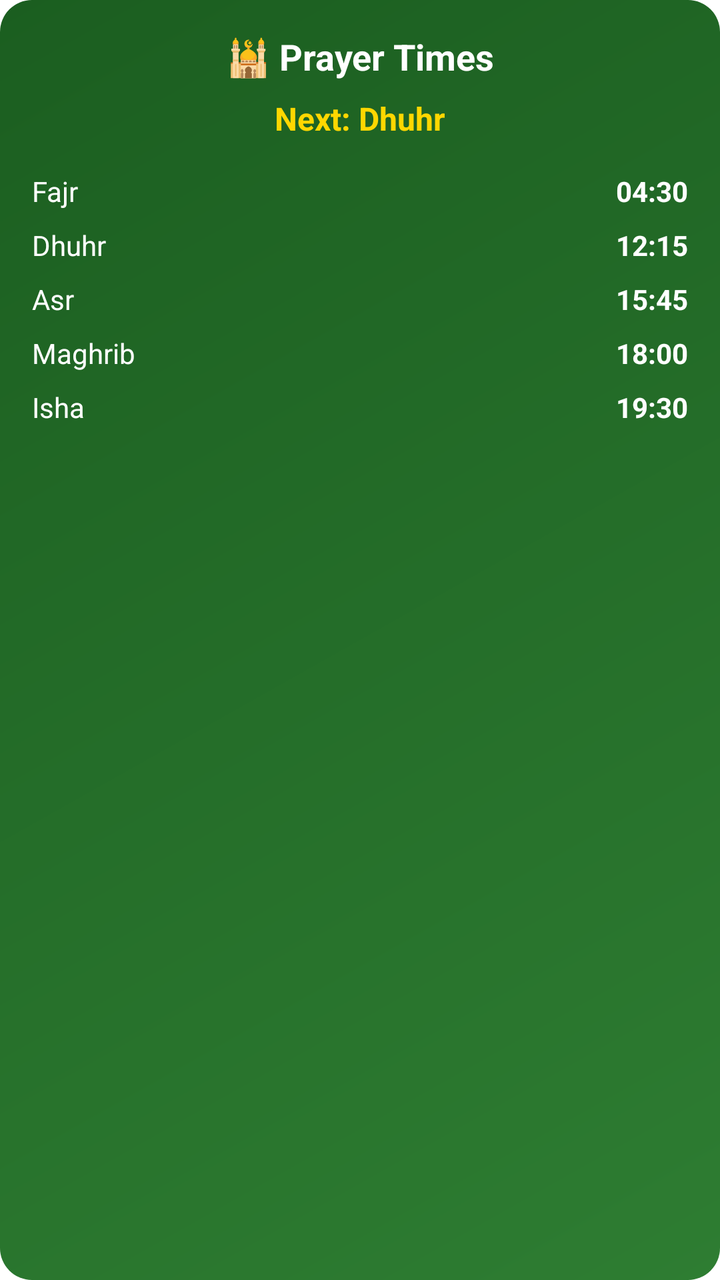
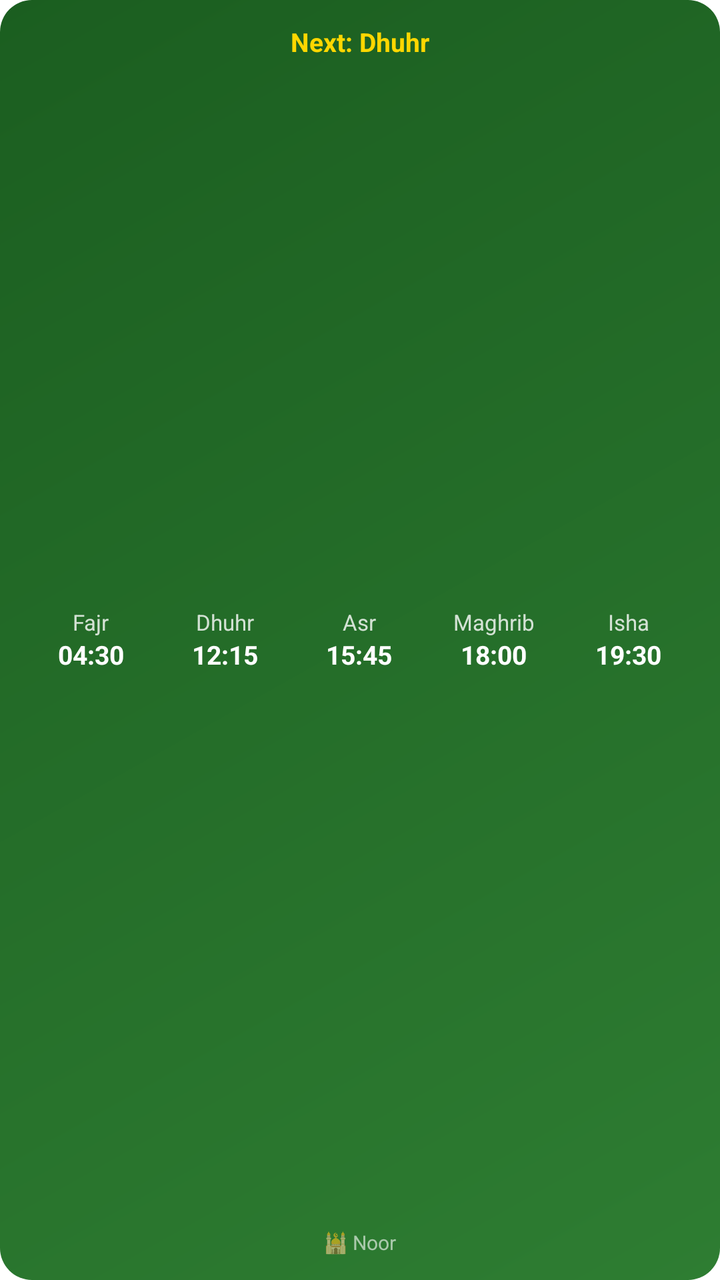

An Android layout rendered at two revisions. The XML below is the earlier revision; the diff shows what the commit changed to produce the second picture.
<!-- AndroidManifest.xml: fallback theme Theme.MaterialComponents.DayNight.NoActionBar -->
<!-- res/layout/prayer_times_widget.xml -->
<?xml version="1.0" encoding="utf-8"?>
<LinearLayout xmlns:android="http://schemas.android.com/apk/res/android"
    android:layout_width="match_parent"
    android:layout_height="match_parent"
    android:background="@drawable/widget_background"
    android:orientation="vertical"
    android:padding="16dp">

    <TextView
        android:id="@+id/widget_title"
        android:layout_width="match_parent"
        android:layout_height="wrap_content"
        android:text="🕌 Prayer Times"
        android:textColor="#FFFFFF"
        android:textSize="18sp"
        android:textStyle="bold"
        android:gravity="center"
        android:paddingBottom="8dp"/>

    <TextView
        android:id="@+id/widget_next_prayer"
        android:layout_width="match_parent"
        android:layout_height="wrap_content"
        android:text="Next: Dhuhr"
        android:textColor="#FFD700"
        android:textSize="16sp"
        android:textStyle="bold"
        android:gravity="center"
        android:paddingBottom="12dp"/>

    <LinearLayout
        android:layout_width="match_parent"
        android:layout_height="wrap_content"
        android:orientation="vertical">

        <LinearLayout
            android:layout_width="match_parent"
            android:layout_height="wrap_content"
            android:orientation="horizontal"
            android:paddingVertical="4dp">
            <TextView
                android:layout_width="0dp"
                android:layout_height="wrap_content"
                android:layout_weight="1"
                android:text="Fajr"
                android:textColor="#FFFFFF"
                android:textSize="14sp"/>
            <TextView
                android:id="@+id/widget_fajr"
                android:layout_width="wrap_content"
                android:layout_height="wrap_content"
                android:text="04:30"
                android:textColor="#FFFFFF"
                android:textSize="14sp"
                android:textStyle="bold"/>
        </LinearLayout>

        <LinearLayout
            android:layout_width="match_parent"
            android:layout_height="wrap_content"
            android:orientation="horizontal"
            android:paddingVertical="4dp">
            <TextView
                android:layout_width="0dp"
                android:layout_height="wrap_content"
                android:layout_weight="1"
                android:text="Dhuhr"
                android:textColor="#FFFFFF"
                android:textSize="14sp"/>
            <TextView
                android:id="@+id/widget_dhuhr"
                android:layout_width="wrap_content"
                android:layout_height="wrap_content"
                android:text="12:15"
                android:textColor="#FFFFFF"
                android:textSize="14sp"
                android:textStyle="bold"/>
        </LinearLayout>

        <LinearLayout
            android:layout_width="match_parent"
            android:layout_height="wrap_content"
            android:orientation="horizontal"
            android:paddingVertical="4dp">
            <TextView
                android:layout_width="0dp"
                android:layout_height="wrap_content"
                android:layout_weight="1"
                android:text="Asr"
                android:textColor="#FFFFFF"
                android:textSize="14sp"/>
            <TextView
                android:id="@+id/widget_asr"
                android:layout_width="wrap_content"
                android:layout_height="wrap_content"
                android:text="15:45"
                android:textColor="#FFFFFF"
                android:textSize="14sp"
                android:textStyle="bold"/>
        </LinearLayout>

        <LinearLayout
            android:layout_width="match_parent"
            android:layout_height="wrap_content"
            android:orientation="horizontal"
            android:paddingVertical="4dp">
            <TextView
                android:layout_width="0dp"
                android:layout_height="wrap_content"
                android:layout_weight="1"
                android:text="Maghrib"
                android:textColor="#FFFFFF"
                android:textSize="14sp"/>
            <TextView
                android:id="@+id/widget_maghrib"
                android:layout_width="wrap_content"
                android:layout_height="wrap_content"
                android:text="18:00"
                android:textColor="#FFFFFF"
                android:textSize="14sp"
                android:textStyle="bold"/>
        </LinearLayout>

        <LinearLayout
            android:layout_width="match_parent"
            android:layout_height="wrap_content"
            android:orientation="horizontal"
            android:paddingVertical="4dp">
            <TextView
                android:layout_width="0dp"
                android:layout_height="wrap_content"
                android:layout_weight="1"
                android:text="Isha"
                android:textColor="#FFFFFF"
                android:textSize="14sp"/>
            <TextView
                android:id="@+id/widget_isha"
                android:layout_width="wrap_content"
                android:layout_height="wrap_content"
                android:text="19:30"
                android:textColor="#FFFFFF"
                android:textSize="14sp"
                android:textStyle="bold"/>
        </LinearLayout>
    </LinearLayout>

</LinearLayout>
<!-- resources referenced by this layout -->
<resources>
  <!-- drawable widget_background (drawable) -->
  <?xml version="1.0" encoding="utf-8"?>
  <shape xmlns:android="http://schemas.android.com/apk/res/android">
      <gradient
          android:startColor="#2E7D32"
          android:endColor="#1B5E20"
          android:angle="135"/>
      <corners android:radius="16dp"/>
  </shape>
</resources>

<!-- the commit's change to res/layout/prayer_times_widget.xml (unified diff, before → after) -->
@@ -1,147 +1,146 @@
 <?xml version="1.0" encoding="utf-8"?>
-<LinearLayout xmlns:android="http://schemas.android.com/apk/res/android"
+<RelativeLayout xmlns:android="http://schemas.android.com/apk/res/android"
     android:layout_width="match_parent"
     android:layout_height="match_parent"
     android:background="@drawable/widget_background"
-    android:orientation="vertical"
-    android:padding="16dp">
-
-    <TextView
-        android:id="@+id/widget_title"
-        android:layout_width="match_parent"
-        android:layout_height="wrap_content"
-        android:text="🕌 Prayer Times"
-        android:textColor="#FFFFFF"
-        android:textSize="18sp"
-        android:textStyle="bold"
-        android:gravity="center"
-        android:paddingBottom="8dp"/>
+    android:padding="12dp">
 
     <TextView
         android:id="@+id/widget_next_prayer"
-        android:layout_width="match_parent"
+        android:layout_width="wrap_content"
         android:layout_height="wrap_content"
         android:text="Next: Dhuhr"
         android:textColor="#FFD700"
-        android:textSize="16sp"
+        android:textSize="13sp"
         android:textStyle="bold"
-        android:gravity="center"
-        android:paddingBottom="12dp"/>
+        android:layout_alignParentTop="true"
+        android:layout_centerHorizontal="true"/>
 
     <LinearLayout
         android:layout_width="match_parent"
         android:layout_height="wrap_content"
-        android:orientation="vertical">
+        android:orientation="horizontal"
+        android:layout_centerInParent="true"
+        android:gravity="center">
 
         <LinearLayout
-            android:layout_width="match_parent"
+            android:layout_width="0dp"
             android:layout_height="wrap_content"
-            android:orientation="horizontal"
-            android:paddingVertical="4dp">
+            android:layout_weight="1"
+            android:orientation="vertical"
+            android:gravity="center">
             <TextView
-                android:layout_width="0dp"
+                android:layout_width="wrap_content"
                 android:layout_height="wrap_content"
-                android:layout_weight="1"
                 android:text="Fajr"
-                android:textColor="#FFFFFF"
-                android:textSize="14sp"/>
+                android:textColor="#CCFFFFFF"
+                android:textSize="11sp"/>
             <TextView
                 android:id="@+id/widget_fajr"
                 android:layout_width="wrap_content"
                 android:layout_height="wrap_content"
                 android:text="04:30"
                 android:textColor="#FFFFFF"
-                android:textSize="14sp"
+                android:textSize="13sp"
                 android:textStyle="bold"/>
         </LinearLayout>
 
         <LinearLayout
-            android:layout_width="match_parent"
+            android:layout_width="0dp"
             android:layout_height="wrap_content"
-            android:orientation="horizontal"
-            android:paddingVertical="4dp">
+            android:layout_weight="1"
+            android:orientation="vertical"
+            android:gravity="center">
             <TextView
-                android:layout_width="0dp"
+                android:layout_width="wrap_content"
                 android:layout_height="wrap_content"
-                android:layout_weight="1"
                 android:text="Dhuhr"
-                android:textColor="#FFFFFF"
-                android:textSize="14sp"/>
+                android:textColor="#CCFFFFFF"
+                android:textSize="11sp"/>
             <TextView
                 android:id="@+id/widget_dhuhr"
                 android:layout_width="wrap_content"
                 android:layout_height="wrap_content"
                 android:text="12:15"
                 android:textColor="#FFFFFF"
-                android:textSize="14sp"
+                android:textSize="13sp"
                 android:textStyle="bold"/>
         </LinearLayout>
 
         <LinearLayout
-            android:layout_width="match_parent"
+            android:layout_width="0dp"
             android:layout_height="wrap_content"
-            android:orientation="horizontal"
-            android:paddingVertical="4dp">
+            android:layout_weight="1"
+            android:orientation="vertical"
+            android:gravity="center">
             <TextView
-                android:layout_width="0dp"
+                android:layout_width="wrap_content"
                 android:layout_height="wrap_content"
-                android:layout_weight="1"
                 android:text="Asr"
-                android:textColor="#FFFFFF"
-                android:textSize="14sp"/>
+                android:textColor="#CCFFFFFF"
+                android:textSize="11sp"/>
             <TextView
                 android:id="@+id/widget_asr"
                 android:layout_width="wrap_content"
                 android:layout_height="wrap_content"
                 android:text="15:45"
                 android:textColor="#FFFFFF"
-                android:textSize="14sp"
+                android:textSize="13sp"
                 android:textStyle="bold"/>
         </LinearLayout>
 
         <LinearLayout
-            android:layout_width="match_parent"
+            android:layout_width="0dp"
             android:layout_height="wrap_content"
-            android:orientation="horizontal"
-            android:paddingVertical="4dp">
+            android:layout_weight="1"
+            android:orientation="vertical"
+            android:gravity="center">
             <TextView
-                android:layout_width="0dp"
+                android:layout_width="wrap_content"
                 android:layout_height="wrap_content"
-                android:layout_weight="1"
                 android:text="Maghrib"
-                android:textColor="#FFFFFF"
-                android:textSize="14sp"/>
+                android:textColor="#CCFFFFFF"
+                android:textSize="11sp"/>
             <TextView
                 android:id="@+id/widget_maghrib"
                 android:layout_width="wrap_content"
                 android:layout_height="wrap_content"
                 android:text="18:00"
                 android:textColor="#FFFFFF"
-                android:textSize="14sp"
+                android:textSize="13sp"
                 android:textStyle="bold"/>
         </LinearLayout>
 
         <LinearLayout
-            android:layout_width="match_parent"
+            android:layout_width="0dp"
             android:layout_height="wrap_content"
-            android:orientation="horizontal"
-            android:paddingVertical="4dp">
+            android:layout_weight="1"
+            android:orientation="vertical"
+            android:gravity="center">
             <TextView
-                android:layout_width="0dp"
+                android:layout_width="wrap_content"
                 android:layout_height="wrap_content"
-                android:layout_weight="1"
                 android:text="Isha"
-                android:textColor="#FFFFFF"
-                android:textSize="14sp"/>
+                android:textColor="#CCFFFFFF"
+                android:textSize="11sp"/>
             <TextView
                 android:id="@+id/widget_isha"
                 android:layout_width="wrap_content"
                 android:layout_height="wrap_content"
                 android:text="19:30"
                 android:textColor="#FFFFFF"
-                android:textSize="14sp"
+                android:textSize="13sp"
                 android:textStyle="bold"/>
         </LinearLayout>
     </LinearLayout>
 
-</LinearLayout>
+    <TextView
+        android:layout_width="wrap_content"
+        android:layout_height="wrap_content"
+        android:text="🕌 Noor"
+        android:textColor="#99FFFFFF"
+        android:textSize="10sp"
+        android:layout_alignParentBottom="true"
+        android:layout_centerHorizontal="true"/>
+
+</RelativeLayout>
